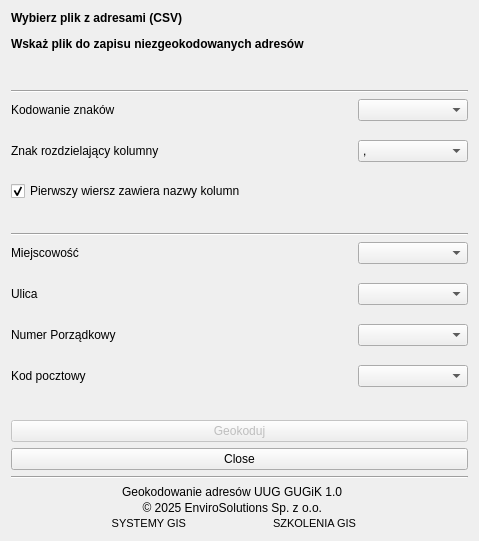
envirosolutionspl/geokodowanie_adresow, file geokodowanie_adresow_dialog_base.ui: the form before one commit.
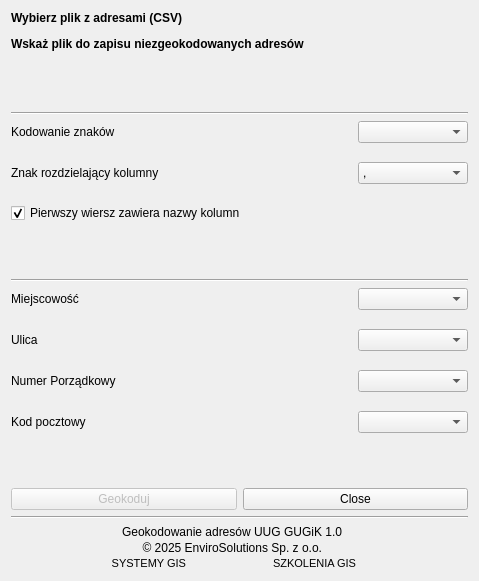
The form after the commit. Icons and pictures are not drawn. Custom widgets are drawn as their Qt base class.

Commit message: Poprawa UI po uwagach do wyglądu #38

What changed in the file:
```diff
--- a/geokodowanie_adresow_dialog_base.ui
+++ b/geokodowanie_adresow_dialog_base.ui
@@ -7,7 +7,7 @@
     <x>0</x>
     <y>0</y>
     <width>479</width>
-    <height>541</height>
+    <height>581</height>
    </rect>
   </property>
   <property name="windowTitle">
@@ -630,7 +630,7 @@
     </spacer>
    </item>
    <item row="11" column="0">
-    <layout class="QVBoxLayout" name="verticalLayout_4">
+    <layout class="QHBoxLayout" name="horizontalLayout_15">
      <item>
       <widget class="QPushButton" name="btnGeokoduj">
        <property name="enabled">
```
